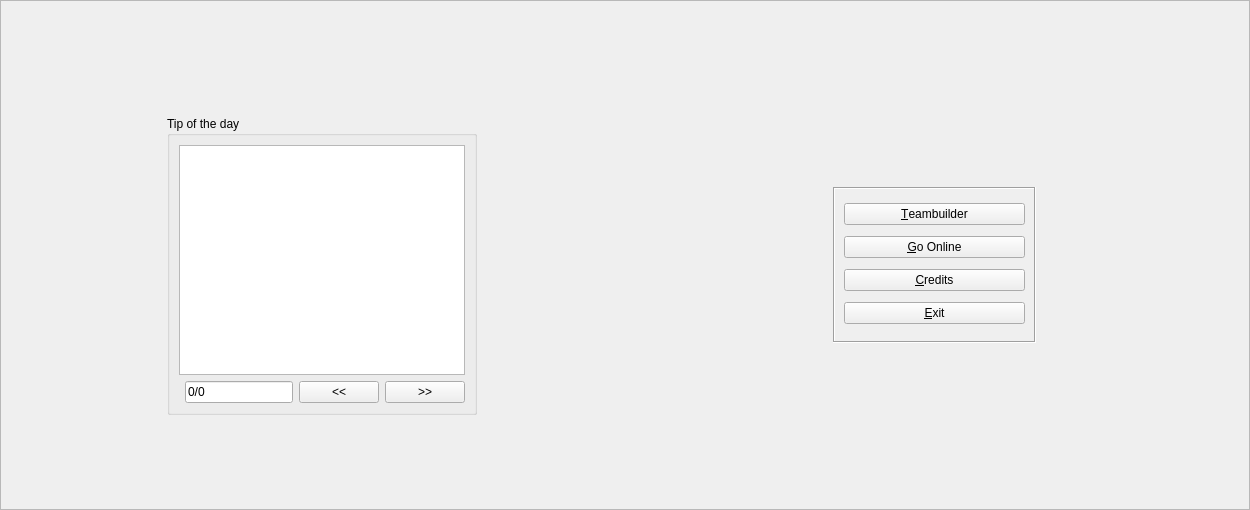
The window that src/Teambuilder/menu.ui (po-devs/pokemon-online) describes before a commit, drawn with Qt 5.
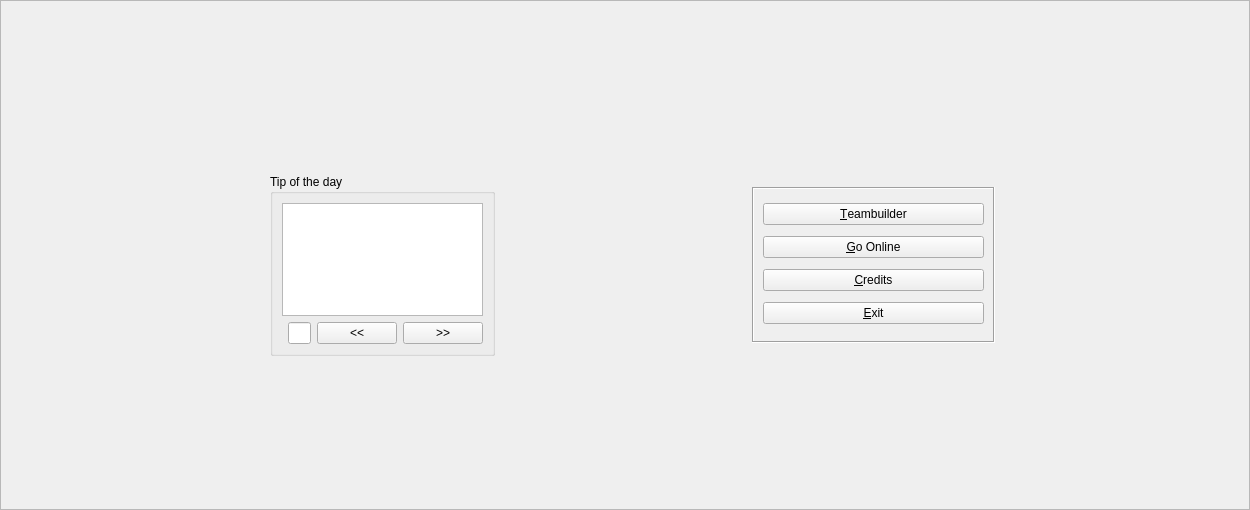
The same window after the commit.

Commit message: Improved the design of the tips

What changed in the file:
```diff
--- a/src/Teambuilder/menu.ui
+++ b/src/Teambuilder/menu.ui
@@ -31,8 +31,8 @@
     </widget>
    </item>
    <item row="1" column="2">
-    <layout class="QGridLayout" name="gridLayout">
-     <item row="1" column="2">
+    <layout class="QGridLayout" name="gridLayout" columnstretch="1,2,2">
+     <item row="1" column="1">
       <widget class="QFrame" name="menuButtonsFrame">
        <property name="sizePolicy">
         <sizepolicy hsizetype="Expanding" vsizetype="Expanding">
@@ -90,7 +90,7 @@
        </layout>
       </widget>
      </item>
-     <item row="2" column="2">
+     <item row="2" column="1">
       <spacer name="verticalSpacer_2">
        <property name="orientation">
         <enum>Qt::Vertical</enum>
@@ -103,7 +103,7 @@
        </property>
       </spacer>
      </item>
-     <item row="0" column="2">
+     <item row="0" column="1">
       <spacer name="verticalSpacer">
        <property name="orientation">
         <enum>Qt::Vertical</enum>
@@ -132,7 +132,7 @@
        </property>
       </spacer>
      </item>
-     <item row="1" column="3">
+     <item row="1" column="2">
       <spacer name="horizontalSpacer">
        <property name="orientation">
         <enum>Qt::Horizontal</enum>
@@ -151,7 +151,7 @@
     </layout>
    </item>
    <item row="1" column="1">
-    <layout class="QGridLayout" name="gridLayout_8">
+    <layout class="QGridLayout" name="gridLayout_8" rowstretch="2,3,2" columnstretch="2,2,1">
      <item row="2" column="1">
       <spacer name="verticalSpacer_8">
        <property name="orientation">
@@ -239,10 +239,7 @@
              </widget>
             </item>
             <item row="1" column="1">
-             <widget class="QLineEdit" name="tipEdit">
-              <property name="text">
-               <string>0/0</string>
-              </property>
+             <widget class="QLineEdit" name="tipNumber">
               <property name="readOnly">
                <bool>true</bool>
               </property>
@@ -256,7 +253,7 @@
              </widget>
             </item>
             <item row="0" column="0" colspan="4">
-             <widget class="QTextEdit" name="motdText">
+             <widget class="QTextBrowser" name="tip">
               <property name="readOnly">
                <bool>true</bool>
               </property>
```
Left out of the diff: 8 changed lines with no effect on the pictures. The commit also changes 5 other files.
